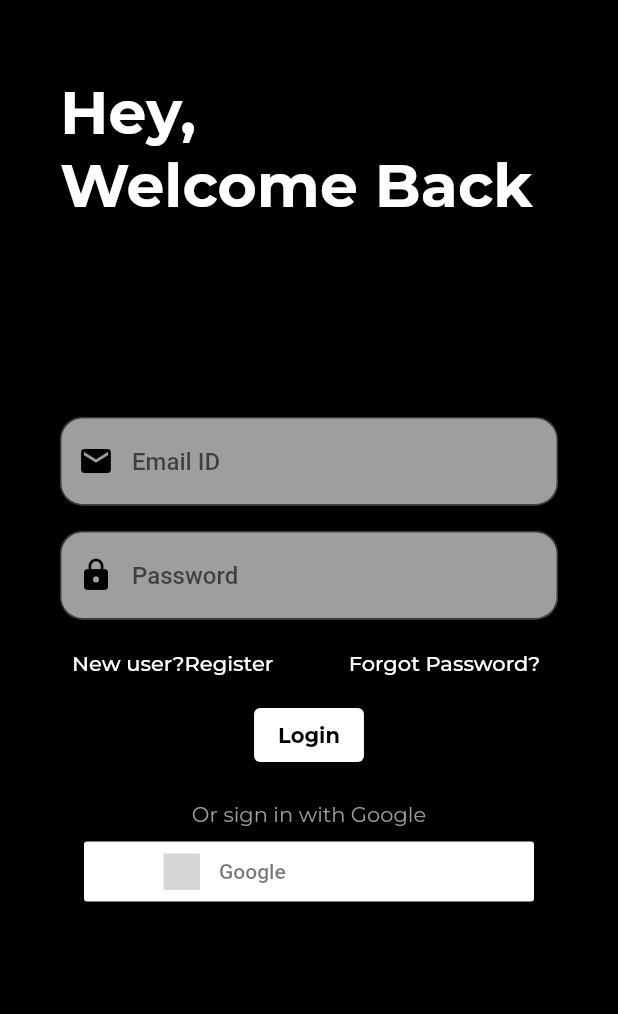
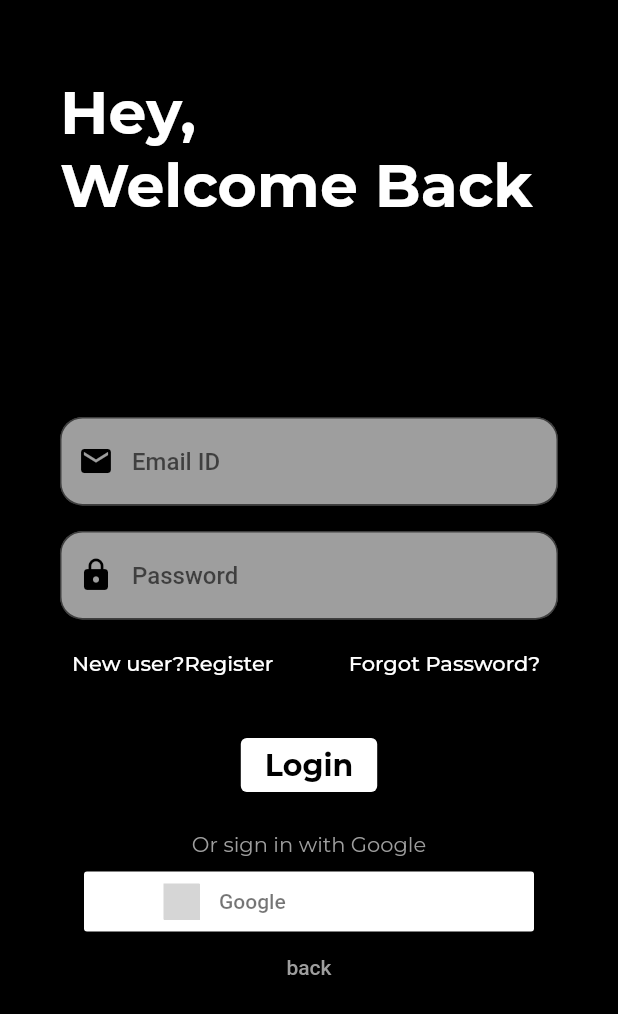
Before and after one commit to farhaannnn/autofocus, a Flutter app: the screen it shows after launch, after a tap on "Login", on a phone screen of 412 x 824 dp. Shown: the top 1014 px of the screen. Run offline on Flutter 3.47's test engine with Material 2 defaults, Android fonts, the phone set to English and light mode, and no system bars; our stand-ins replace flutter_signin_button, get, google_fonts; grey boxes are pictures that could not be loaded.

Commit message:
latest commit

```diff
--- a/lib/createacc.dart
+++ b/lib/createacc.dart
@@ -61,10 +61,13 @@ class Screencreateaccount1 extends StatelessWidget {
                   Text('Already have an account?',style: GoogleFonts.montserrat(color: Colors.white)),
                   TextButton(onPressed: ()
                   {
-                    Navigator.pushReplacement(context, MaterialPageRoute(builder: (ctx)=>const LoginScreen()));
+                    //Navigator.pushReplacement(context, MaterialPageRoute(builder: (ctx)=>const LoginScreen()));
                   }, child: Text('Login',style: GoogleFonts.montserrat(color: Colors.white)))
                 ],),
-              )
+              ),
+              TextButton(onPressed: (){
+                    Navigator.pop(context);
+                  }, child: const Text('back'))
             ],
           ),
         ),
--- /dev/null
+++ b/lib/intro.dart
@@ -0,0 +1,42 @@
+import 'package:auto_focus/createacc.dart';
+import 'package:auto_focus/login.dart';
+import 'package:flutter/material.dart';
+import 'package:flutter/src/widgets/framework.dart';
+import 'package:flutter/src/widgets/placeholder.dart';
+import 'package:google_fonts/google_fonts.dart';
+
+class Intro1 extends StatelessWidget {
+  const Intro1({super.key});
+
+  @override
+  Widget build(BuildContext context) {
+    return Scaffold(backgroundColor: Colors.black,
+    body:SafeArea(child: SingleChildScrollView(
+      child: Padding(
+        padding: const EdgeInsets.all(40),
+        child: Column(
+          children: [
+             SizedBox(child: Text("Auto Focus",style:GoogleFonts.montserrat(color: Colors.white,fontWeight: FontWeight.bold,fontSize: 40) ,),),
+             const SizedBox(height: 600,),
+            Row(mainAxisAlignment: MainAxisAlignment.spaceBetween,  children: [
+              ElevatedButton(onPressed: ()
+              {
+                Navigator.push(context, MaterialPageRoute(builder: (ctx)=>const Screencreateaccount1()));
+              },style: ElevatedButton.styleFrom(backgroundColor: Colors.white,
+              shape: RoundedRectangleBorder(borderRadius: BorderRadius.circular(15))),
+              child: Text('Sign Up',style: GoogleFonts.montserrat(color: Colors.black,fontSize: 20,fontWeight: FontWeight.bold),)),
+              ElevatedButton(onPressed: ()
+              {
+                Navigator.push(context, MaterialPageRoute(builder: (ctx)=>const LoginScreen()));
+              },style: ElevatedButton.styleFrom(backgroundColor: Colors.white,
+              shape: RoundedRectangleBorder(borderRadius: BorderRadius.circular(15))),
+              child: Text('Login',style: GoogleFonts.montserrat(color: Colors.black,fontSize: 20,fontWeight: FontWeight.bold),))
+            ],)
+          ],
+        ),
+      ),
+    ))
+
+    );
+  }
+}
--- a/lib/login.dart
+++ b/lib/login.dart
@@ -83,7 +83,7 @@ class LoginScreen extends StatelessWidget {
                     children: [
                       TextButton(onPressed: ()
                       {
-                        Navigator.pushReplacement(context, MaterialPageRoute(builder: (ctx1)=>const Screencreateaccount1()));
+                        //Navigator.pushReplacement(context, MaterialPageRoute(builder: (ctx1)=>const Screencreateaccount1()));
                       },
                      child:  Text('New user?Register',style: GoogleFonts.montserrat(color: Colors.white),)),
 
@@ -98,6 +98,7 @@ class LoginScreen extends StatelessWidget {
                     ],
                   ),
                 ),
+                SizedBox(height: 20,),
 
                 //LOGIN BUTTON
                 ElevatedButton(
@@ -110,6 +111,7 @@ class LoginScreen extends StatelessWidget {
                     style: GoogleFonts.montserrat(
                       color: Colors.black,
                       fontWeight: FontWeight.bold,
+                      fontSize: 20
                     ),
                   ),
                 ),
@@ -129,10 +131,13 @@ class LoginScreen extends StatelessWidget {
                     Buttons.Google,
                     text: "Google",
                     onPressed: () {},),
-                  )
+                  ),
+                  TextButton(onPressed: (){
+                    Navigator.pop(context);
+                  }, child: const Text('back'))
 
                 //GOOGLE LOGIN ICON
-                     ,
+
               ]),
             ),
           ),
--- a/lib/main.dart
+++ b/lib/main.dart
@@ -1,3 +1,4 @@
+import 'package:auto_focus/intro.dart';
 import 'package:flutter/material.dart';
 import 'package:flutter/widgets.dart';
 import 'package:flutter_signin_button/flutter_signin_button.dart';
@@ -14,7 +15,7 @@ class MyApp extends StatelessWidget {
   Widget build(BuildContext context) {
     return  MaterialApp(
       theme: ThemeData(primarySwatch: Colors.grey),
-      home:  const Screencreateaccount1(),
+      home:  const Intro1(),
     );
   }
 }
```
Also changed, not shown: 1 other file.
